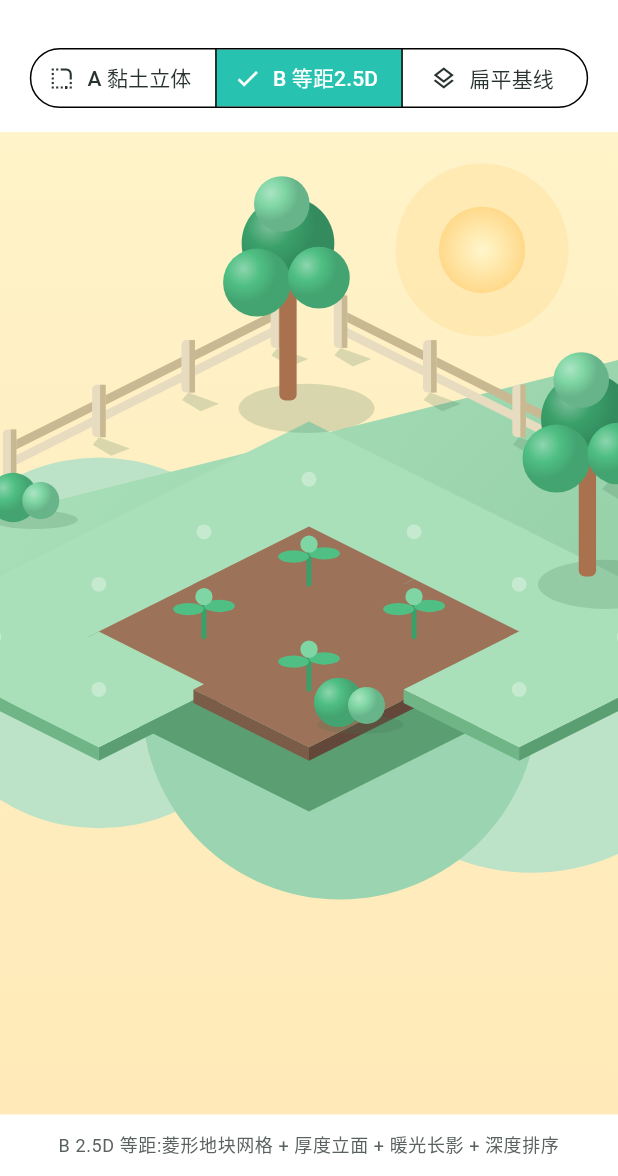
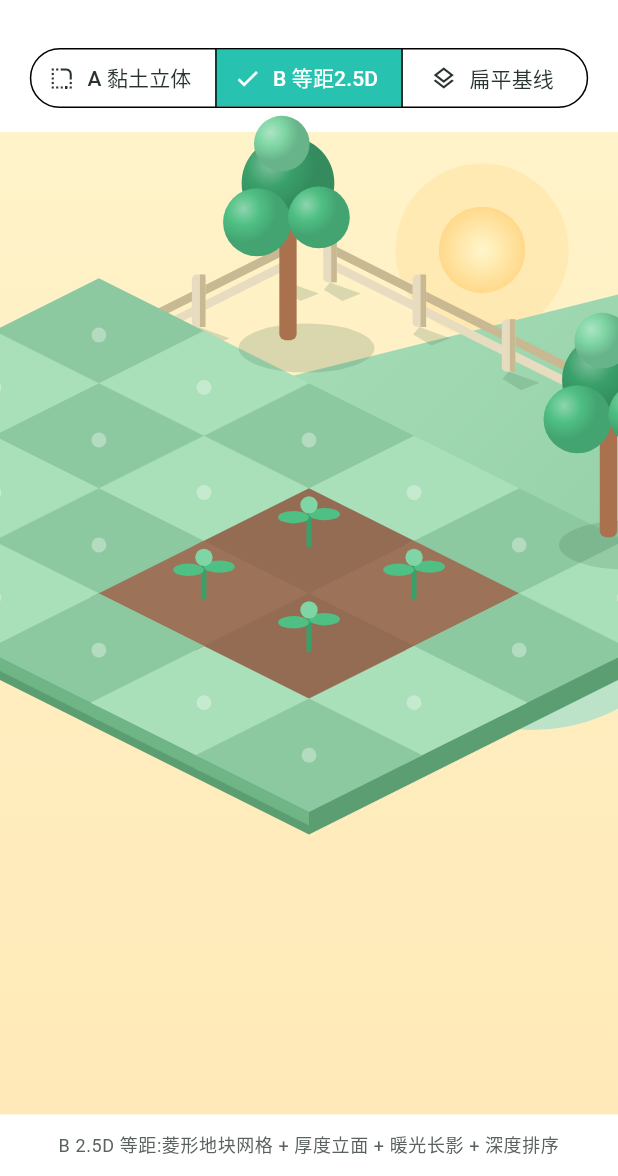
Before and after one commit to Colin994/health-assistant, a Flutter app: the GardenStyleDemoScreen screen opened directly, after a tap on "B 等距2.5D", on a phone screen of 412 x 824 dp, the part 60-1236 px from its top. Run offline on Flutter 3.47's test engine with Material 3 defaults, Android fonts, the phone set to English and light mode, and no system bars; our stand-ins replace flutter_local_notifications, flutter_riverpod, get_it, injectable, package_info_plus, shared_preferences and 1 more; missing offline and left inert: health; accounts and stored records are empty; generated files the repository leaves out were written again.

Commit message:
style(demo): 立体 Demo 构图修正——黏土灌木带收细/太阳入画,等距地块棋盘分色/灌木归位/平台下延

```diff
--- a/feature_game/lib/src/garden_style_demo_screen.dart
+++ b/feature_game/lib/src/garden_style_demo_screen.dart
@@ -138,20 +138,20 @@
     );
 
     _sun(canvas, w, h);
-    _cloud(canvas, w, h, Offset(0.24 * w, 0.16 * h), 0.13 * w);
-    _cloud(canvas, w, h, Offset(0.62 * w, 0.09 * h), 0.09 * w);
+    _cloud(canvas, w, h, Offset(0.18 * w, 0.26 * h), 0.13 * w);
+    _cloud(canvas, w, h, Offset(0.44 * w, 0.13 * h), 0.09 * w);
     _canopy(canvas, w, h, left: true);
     _canopy(canvas, w, h, left: false);
     _ground(canvas, w, h);
     _hedge(canvas, w, h);
     _fence(canvas, w, h);
-    _bed(canvas, w, h, Offset(0.22 * w, 0.78 * h), 0.30 * w, flower: false);
-    _bed(canvas, w, h, Offset(0.78 * w, 0.78 * h), 0.30 * w, flower: true);
+    _bed(canvas, w, h, Offset(0.22 * w, 0.80 * h), 0.30 * w, flower: false);
+    _bed(canvas, w, h, Offset(0.78 * w, 0.80 * h), 0.30 * w, flower: true);
   }
 
   /// 黏土太阳:径向渐变球体 + 左上高光 + 柔投影。
   void _sun(Canvas canvas, double w, double h) {
-    final center = Offset(0.82 * w, 0.13 * h);
+    final center = Offset(0.63 * w, 0.22 * h);
     final r = 0.085 * w;
     canvas.drawCircle(
       center + Offset(0.008 * w, 0.014 * h),
@@ -255,7 +255,7 @@
 
   /// 草地大圆角黏土板:渐变 + 顶缘内侧阴影带。
   void _ground(Canvas canvas, double w, double h) {
-    final slab = Rect.fromLTWH(-0.1 * w, 0.50 * h, 1.2 * w, 0.6 * h);
+    final slab = Rect.fromLTWH(-0.1 * w, 0.46 * h, 1.2 * w, 0.64 * h);
     canvas.drawRRect(
       RRect.fromRectAndCorners(
         slab,
@@ -271,7 +271,7 @@
     );
     canvas.drawRRect(
       RRect.fromRectAndCorners(
-        Rect.fromLTWH(-0.1 * w, 0.50 * h, 1.2 * w, 0.02 * h),
+        Rect.fromLTWH(-0.1 * w, 0.46 * h, 1.2 * w, 0.02 * h),
         topLeft: const Radius.circular(36),
         topRight: Radius.circular(36),
       ),
@@ -281,10 +281,14 @@
 
   /// 黏土灌木:每颗为深阶底影 + 主色球 + 高光弧。
   void _hedge(Canvas canvas, double w, double h) {
-    final y = 0.55 * h;
-    final r = 0.045 * h;
-    for (double x = -0.02 * w; x < 1.05 * w; x += 0.055 * w) {
-      canvas.drawCircle(Offset(x + r * 0.15, y + r * 0.2), r, Paint()..color = _clayDeep);
+    final y = 0.495 * h;
+    final r = 0.028 * h;
+    for (double x = -0.01 * w; x < 1.02 * w; x += 0.048 * w) {
+      canvas.drawCircle(
+        Offset(x + r * 0.15, y + r * 0.2),
+        r,
+        Paint()..color = _clayDeep,
+      );
       _clayBall(canvas, Offset(x, y), r, _clayDeep, _clayMain);
       canvas.drawCircle(
         Offset(x - r * 0.3, y - r * 0.35),
@@ -296,8 +300,8 @@
 
   /// 黏土栅栏:横档带底缘阴影,尖桩左亮右暗渐变 + 接地小影。
   void _fence(Canvas canvas, double w, double h) {
-    final top = 0.60 * h;
-    final bottom = 0.74 * h;
+    final top = 0.54 * h;
+    final bottom = 0.68 * h;
     for (final railY in [top + 0.025 * h, bottom - 0.05 * h]) {
       canvas.drawRect(
         Rect.fromLTWH(0, railY + 0.006 * h, w, 0.018 * h),
@@ -478,25 +482,25 @@
         ).createShader(Rect.fromCircle(center: sun, radius: 0.07 * w)),
     );
 
-    // 远山两层(景深)。
+    // 远山两层(景深,藏在平台后缘)。
     canvas.drawCircle(
-      Offset(0.16 * w, 0.52 * h),
+      Offset(0.16 * w, 0.40 * h),
+      0.26 * w,
+      Paint()..color = _hillFar,
+    );
+    canvas.drawCircle(
+      Offset(0.86 * w, 0.42 * h),
       0.30 * w,
       Paint()..color = _hillFar,
     );
     canvas.drawCircle(
-      Offset(0.86 * w, 0.54 * h),
-      0.34 * w,
-      Paint()..color = _hillFar,
-    );
-    canvas.drawCircle(
-      Offset(0.55 * w, 0.58 * h),
-      0.32 * w,
+      Offset(0.55 * w, 0.44 * h),
+      0.28 * w,
       Paint()..color = _hillNear,
     );
 
     // 平台底座(带厚度的大菱形草地)。
-    const origin = Offset(0.5, 0.30);
+    const origin = Offset(0.5, 0.26);
     final tileW = 0.34 * w;
     final tileH = tileW / 2;
     Offset iso(double col, double row) => Offset(
@@ -505,10 +509,10 @@
         );
 
     // 底座立面(先画左右两块深色侧面)。
-    final baseL = iso(-0.9, 3.1);
-    final baseB = iso(3.1, 3.1);
-    final baseR = iso(3.1, -0.9);
-    final baseDepth = 0.06 * h;
+    final baseL = iso(-1.4, 3.6);
+    final baseB = iso(3.6, 3.6);
+    final baseR = iso(3.6, -1.4);
+    final baseDepth = 0.07 * h;
     final basePath = Path()
       ..moveTo(baseL.dx, baseL.dy)
       ..lineTo(baseB.dx, baseB.dy)
@@ -527,7 +531,7 @@
     // 草地顶面(大菱形,微渐变)。
     final groundTop = Path()
       ..moveTo(baseL.dx, baseL.dy)
-      ..lineTo(iso(3.1, -0.9).dx, iso(-0.9, -0.9).dy)
+      ..lineTo(iso(3.6, -1.4).dx, iso(-1.4, -1.4).dy)
       ..lineTo(baseR.dx, baseR.dy)
       ..lineTo(baseB.dx, baseB.dy)
       ..close();
@@ -542,25 +546,26 @@
     );
 
     // 背边栅栏(两段,先画在地块后面)。
-    _isoFence(canvas, w, h, iso, fromCol: -0.6, toCol: 2.8, row: -0.9);
-    _isoFence(canvas, w, h, iso, col: -0.9, fromRow: -0.6, toRow: 2.8);
+    _isoFence(canvas, w, h, iso, fromCol: -0.9, toCol: 3.0, row: -1.1);
+    _isoFence(canvas, w, h, iso, col: -1.1, fromRow: -0.9, toRow: 3.0);
 
     // 地块网格(按 col+row 深度排序绘制,中央 2×2 为土壤花畦)。
     const plots = {(1, 1), (2, 1), (1, 2), (2, 2)};
-    for (var sum = 0; sum <= 4; sum++) {
-      for (var col = 0; col <= sum; col++) {
+    for (var sum = -3; sum <= 7; sum++) {
+      for (var col = -2; col <= sum; col++) {
         final row = sum - col;
-        if (row > 3 || col > 3) {
+        if (row < -2 || col < -2 || row > 3 || col > 3) {
           continue;
         }
         _isoTile(
           canvas,
           w,
-          iso(col - 0.05, row - 0.05),
-          iso(col + 1.05, row - 0.05),
-          iso(col + 1.05, row + 1.05),
-          iso(col - 0.05, row + 1.05),
+          iso(col - 0.04, row - 0.04),
+          iso(col + 1.04, row - 0.04),
+          iso(col + 1.04, row + 1.04),
+          iso(col - 0.04, row + 1.04),
           soil: plots.contains((col, row)),
+          checker: (col + row).isOdd,
         );
       }
     }
@@ -571,14 +576,15 @@
     }
 
     // 等距树(左后/右后各一,先画靠后的)。
-    _isoTree(canvas, w, h, iso(-0.35, -0.15));
-    _isoTree(canvas, w, h, iso(2.75, 0.1));
-    // 前景灌木与地面长影。
-    _isoBush(canvas, w, iso(3.0, 2.6));
-    _isoBush(canvas, w, iso(-0.5, 2.2));
+    _isoTree(canvas, w, h, iso(-0.55, -0.35));
+    _isoTree(canvas, w, h, iso(2.85, 0.0));
+    // 前景灌木(草块前景角,避开中央花畦)。
+    _isoBush(canvas, w, iso(-0.55, 3.1));
+    _isoBush(canvas, w, iso(3.1, -0.55));
   }
 
-  /// 菱形地块:顶面 + 左立面 + 右立面(厚度),土壤块换土壤色。
+  /// 菱形地块:顶面 + 左立面 + 右立面(厚度),土壤块换土壤色;
+  /// 相邻同色块间留 0.08 缝隙,土壤块棋盘微调避免融合。
   void _isoTile(
     Canvas canvas,
     double w,
@@ -587,6 +593,7 @@
     Offset bottom,
     Offset left, {
     required bool soil,
+    bool checker = false,
   }) {
     final depth = 0.022 * w;
     final faceL = Path()
@@ -611,10 +618,13 @@
       ..close();
     canvas.drawPath(
       topFace,
-      Paint()..color = soil ? _soilTop : _grassLight,
+      Paint()
+        ..color = soil
+            ? (checker ? _soilTop : Color.lerp(_soilTop, _soilSideL, 0.25)!)
+            : (checker ? _grassLight : _grassShade),
     );
     if (!soil) {
-      // 草块上的浅色高光小菱形(随机但固定位置)。
+      // 草块上的浅色高光小菱形(固定位置)。
       final cx = (top.dx + bottom.dx) / 2;
       final cy = (top.dy + bottom.dy) / 2;
       canvas.drawCircle(
```
